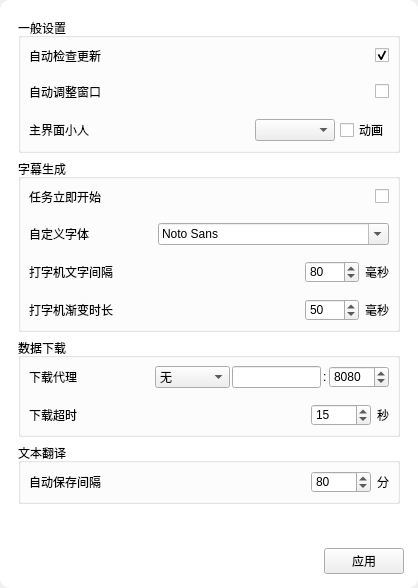
Before: the Qt Designer form src/gui/design/WidgetSetting.ui in Icexbb/SekaiSubtitle-Python, drawn with Qt 5.
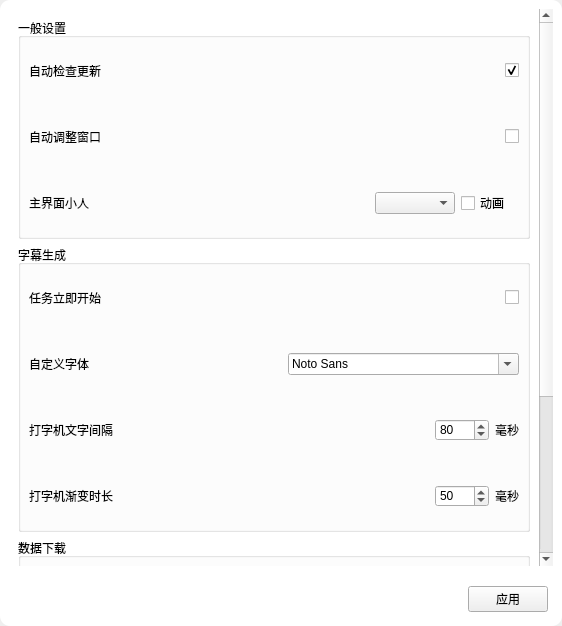
After: the same form once the commit is applied. Custom widgets are drawn as their Qt base class.

Diff of the .ui file:
```diff
--- a/src/gui/design/WidgetSetting.ui
+++ b/src/gui/design/WidgetSetting.ui
@@ -6,8 +6,8 @@
    <rect>
     <x>0</x>
     <y>0</y>
-    <width>418</width>
-    <height>588</height>
+    <width>562</width>
+    <height>626</height>
    </rect>
   </property>
   <property name="windowTitle">
@@ -49,7 +49,7 @@
        <number>15</number>
       </property>
       <item>
-       <widget class="QScrollArea" name="scrollArea">
+       <widget class="ScrollArea" name="scrollArea">
         <property name="minimumSize">
          <size>
           <width>400</width>
@@ -76,8 +76,8 @@
           <rect>
            <x>0</x>
            <y>0</y>
-           <width>400</width>
-           <height>521</height>
+           <width>527</width>
+           <height>770</height>
           </rect>
          </property>
          <layout class="QVBoxLayout" name="verticalLayout_3">
@@ -100,6 +100,13 @@
               <number>3</number>
              </property>
              <item>
+              <widget class="QWidget" name="HW1" native="true">
+               <property name="minimumSize">
+                <size>
+                 <width>0</width>
+                 <height>60</height>
+                </size>
+               </property>
               <layout class="QHBoxLayout" name="HL1" stretch="2,5">
                <property name="spacing">
                 <number>5</number>
@@ -155,7 +162,7 @@
                    </spacer>
                   </item>
                   <item>
-                   <widget class="QCheckBox" name="SettingStartupUpdateCheck">
+                    <widget class="CheckBox" name="SettingStartupUpdateCheck">
                     <property name="sizePolicy">
                      <sizepolicy hsizetype="Maximum" vsizetype="Fixed">
                       <horstretch>0</horstretch>
@@ -177,8 +184,16 @@
                 </widget>
                </item>
               </layout>
+              </widget>
              </item>
              <item>
+              <widget class="QWidget" name="HW2" native="true">
+               <property name="minimumSize">
+                <size>
+                 <width>0</width>
+                 <height>60</height>
+                </size>
+               </property>
               <layout class="QHBoxLayout" name="HL2" stretch="2,5">
                <property name="spacing">
                 <number>5</number>
@@ -234,7 +249,7 @@
                    </spacer>
                   </item>
                   <item>
-                   <widget class="QCheckBox" name="SettingStartAdjustWindowCheck">
+                    <widget class="CheckBox" name="SettingStartAdjustWindowCheck">
                     <property name="sizePolicy">
                      <sizepolicy hsizetype="Maximum" vsizetype="Fixed">
                       <horstretch>0</horstretch>
@@ -253,8 +268,16 @@
                 </widget>
                </item>
               </layout>
+              </widget>
              </item>
              <item>
+              <widget class="QWidget" name="HW3" native="true">
+               <property name="minimumSize">
+                <size>
+                 <width>0</width>
+                 <height>60</height>
+                </size>
+               </property>
               <layout class="QHBoxLayout" name="HL3" stretch="2,5">
                <property name="spacing">
                 <number>5</number>
@@ -279,6 +302,7 @@
                 </widget>
                </item>
                <item>
+                 <widget class="QWidget" name="HWW1" native="true">
                 <layout class="QHBoxLayout" name="horizontalLayout_6">
                  <item>
                   <spacer name="horizontalSpacer_9">
@@ -294,7 +318,7 @@
                   </spacer>
                  </item>
                  <item>
-                  <widget class="QComboBox" name="SettingChibiSelect">
+                    <widget class="ComboBox" name="SettingChibiSelect">
                    <property name="minimumSize">
                     <size>
                      <width>80</width>
@@ -304,7 +328,7 @@
                   </widget>
                  </item>
                  <item>
-                  <widget class="QCheckBox" name="SettingAnimatedCheck">
+                    <widget class="CheckBox" name="SettingAnimatedCheck">
                    <property name="sizePolicy">
                     <sizepolicy hsizetype="Maximum" vsizetype="Fixed">
                      <horstretch>0</horstretch>
@@ -317,8 +341,10 @@
                   </widget>
                  </item>
                 </layout>
-               </item>
-              </layout>
+                 </widget>
+                </item>
+               </layout>
+              </widget>
              </item>
             </layout>
            </widget>
@@ -342,6 +368,13 @@
               <number>3</number>
              </property>
              <item>
+              <widget class="QWidget" name="HW4" native="true">
+               <property name="minimumSize">
+                <size>
+                 <width>0</width>
+                 <height>60</height>
+                </size>
+               </property>
               <layout class="QHBoxLayout" name="HL4" stretch="2,5">
                <property name="spacing">
                 <number>5</number>
@@ -397,7 +430,7 @@
                    </spacer>
                   </item>
                   <item>
-                   <widget class="QCheckBox" name="SettingStartImmediateCheck">
+                    <widget class="CheckBox" name="SettingStartImmediateCheck">
                     <property name="sizePolicy">
                      <sizepolicy hsizetype="Maximum" vsizetype="Fixed">
                       <horstretch>0</horstretch>
@@ -416,8 +449,16 @@
                 </widget>
                </item>
               </layout>
+              </widget>
              </item>
              <item>
+              <widget class="QWidget" name="HW5" native="true">
+               <property name="minimumSize">
+                <size>
+                 <width>0</width>
+                 <height>60</height>
+                </size>
+               </property>
               <layout class="QHBoxLayout" name="HL5" stretch="2,5">
                <property name="spacing">
                 <number>5</number>
@@ -493,8 +534,16 @@
                 </widget>
                </item>
               </layout>
+              </widget>
              </item>
              <item>
+              <widget class="QWidget" name="HW6" native="true">
+               <property name="minimumSize">
+                <size>
+                 <width>0</width>
+                 <height>60</height>
+                </size>
+               </property>
               <layout class="QHBoxLayout" name="HL6" stretch="2,5">
                <property name="spacing">
                 <number>5</number>
@@ -553,7 +602,7 @@
                    </spacer>
                   </item>
                   <item>
-                   <widget class="QSpinBox" name="SettingTyperIntervalSpin">
+                    <widget class="SpinBox" name="SettingTyperIntervalSpin">
                     <property name="minimumSize">
                      <size>
                       <width>47</width>
@@ -582,8 +631,16 @@
                 </widget>
                </item>
               </layout>
+              </widget>
              </item>
              <item>
+              <widget class="QWidget" name="HW7" native="true">
+               <property name="minimumSize">
+                <size>
+                 <width>0</width>
+                 <height>60</height>
+                </size>
+               </property>
               <layout class="QHBoxLayout" name="HL6_2" stretch="2,5">
                <property name="spacing">
                 <number>5</number>
@@ -642,7 +699,7 @@
                    </spacer>
                   </item>
                   <item>
-                   <widget class="QSpinBox" name="SettingTyperFadeSpin">
+                    <widget class="SpinBox" name="SettingTyperFadeSpin">
                     <property name="minimumSize">
                      <size>
                       <width>47</width>
@@ -671,6 +728,7 @@
                 </widget>
                </item>
               </layout>
+              </widget>
              </item>
             </layout>
            </widget>
@@ -694,6 +752,13 @@
               <number>3</number>
              </property>
              <item>
+              <widget class="QWidget" name="HW8" native="true">
+               <property name="minimumSize">
+                <size>
+                 <width>0</width>
+                 <height>60</height>
+                </size>
+               </property>
               <layout class="QHBoxLayout" name="HL7" stretch="2,5">
                <property name="spacing">
                 <number>5</number>
@@ -749,7 +814,7 @@
                    </spacer>
                   </item>
                   <item>
-                   <widget class="QComboBox" name="SettingProxyTypeCombo">
+                    <widget class="ComboBox" name="SettingProxyTypeCombo">
                     <property name="sizePolicy">
                      <sizepolicy hsizetype="Maximum" vsizetype="Fixed">
                       <horstretch>0</horstretch>
@@ -758,13 +823,13 @@
                     </property>
                     <property name="minimumSize">
                      <size>
-                      <width>75</width>
+                       <width>100</width>
                       <height>0</height>
                      </size>
                     </property>
                     <property name="maximumSize">
                      <size>
-                      <width>75</width>
+                       <width>100</width>
                       <height>16777215</height>
                      </size>
                     </property>
@@ -786,7 +851,7 @@
                    </widget>
                   </item>
                   <item>
-                   <widget class="QLineEdit" name="SettingProxyEdit"/>
+                    <widget class="LineEdit" name="SettingProxyEdit"/>
                   </item>
                   <item>
                    <widget class="QLabel" name="SettingProxyLabel">
@@ -796,16 +861,16 @@
                    </widget>
                   </item>
                   <item>
-                   <widget class="QSpinBox" name="SettingProxyHostSpin">
+                    <widget class="SpinBox" name="SettingProxyHostSpin">
                     <property name="minimumSize">
                      <size>
-                      <width>60</width>
+                       <width>120</width>
                       <height>0</height>
                      </size>
                     </property>
                     <property name="maximumSize">
                      <size>
-                      <width>60</width>
+                       <width>120</width>
                       <height>16777215</height>
                      </size>
                     </property>
@@ -824,8 +889,16 @@
                 </widget>
                </item>
               </layout>
+              </widget>
              </item>
              <item>
+              <widget class="QWidget" name="HW9" native="true">
+               <property name="minimumSize">
+                <size>
+                 <width>0</width>
+                 <height>60</height>
+                </size>
+               </property>
               <layout class="QHBoxLayout" name="HL8" stretch="2,5">
                <property name="spacing">
                 <number>5</number>
@@ -884,7 +957,7 @@
                    </spacer>
                   </item>
                   <item>
-                   <widget class="QSpinBox" name="SettingTimeoutSpin">
+                    <widget class="SpinBox" name="SettingTimeoutSpin">
                     <property name="minimumSize">
                      <size>
                       <width>60</width>
@@ -913,6 +986,7 @@
                 </widget>
                </item>
               </layout>
+              </widget>
              </item>
             </layout>
            </widget>
@@ -936,6 +1010,13 @@
               <number>3</number>
              </property>
              <item>
+              <widget class="QWidget" name="HW10" native="true">
+               <property name="minimumSize">
+                <size>
+                 <width>0</width>
+                 <height>60</height>
+                </size>
+               </property>
               <layout class="QHBoxLayout" name="HL9" stretch="2,5">
                <property name="spacing">
                 <number>5</number>
@@ -988,7 +1069,7 @@
                    </spacer>
                   </item>
                   <item>
-                   <widget class="QSpinBox" name="SettingSaveSpin">
+                    <widget class="SpinBox" name="SettingSaveSpin">
                     <property name="minimumSize">
                      <size>
                       <width>60</width>
@@ -1017,6 +1098,7 @@
                 </widget>
                </item>
               </layout>
+              </widget>
              </item>
             </layout>
            </widget>
@@ -1039,6 +1121,7 @@
        </widget>
       </item>
       <item>
+       <widget class="QWidget" name="" native="true">
        <layout class="QHBoxLayout" name="horizontalLayout_3">
         <property name="leftMargin">
          <number>5</number>
@@ -1066,19 +1149,53 @@
          </spacer>
         </item>
         <item>
-         <widget class="QPushButton" name="pushButton">
+          <widget class="PushButton" name="pushButton">
           <property name="text">
            <string>应用</string>
           </property>
          </widget>
         </item>
        </layout>
+       </widget>
       </item>
      </layout>
     </widget>
    </item>
   </layout>
  </widget>
+ <customwidgets>
+  <customwidget>
+   <class>CheckBox</class>
+   <extends>QCheckBox</extends>
+   <header>qfluentwidgets</header>
+  </customwidget>
+  <customwidget>
+   <class>LineEdit</class>
+   <extends>QLineEdit</extends>
+   <header>qfluentwidgets</header>
+  </customwidget>
+  <customwidget>
+   <class>SpinBox</class>
+   <extends>QSpinBox</extends>
+   <header>qfluentwidgets</header>
+  </customwidget>
+  <customwidget>
+   <class>ComboBox</class>
+   <extends>QComboBox</extends>
+   <header>qfluentwidgets</header>
+  </customwidget>
+  <customwidget>
+   <class>PushButton</class>
+   <extends>QPushButton</extends>
+   <header>qfluentwidgets</header>
+  </customwidget>
+  <customwidget>
+   <class>ScrollArea</class>
+   <extends>QScrollArea</extends>
+   <header>qfluentwidgets</header>
+   <container>1</container>
+  </customwidget>
+ </customwidgets>
  <resources/>
  <connections/>
 </ui>
```
Lines whose indentation alone changed are shown as unchanged.
